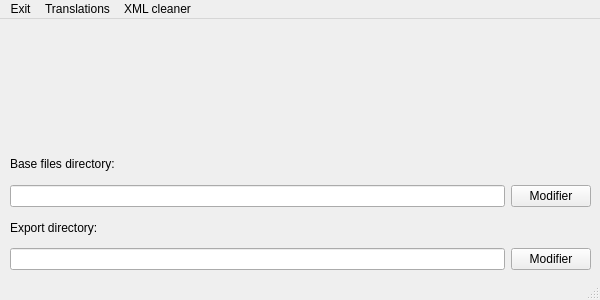
The window that w_main.ui (dbkblk/rand_helper_tools) describes before a commit, drawn with Qt 5.
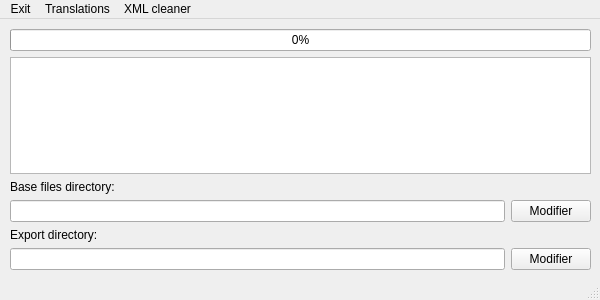
The same window after the commit.

Diff of the .ui file:
```diff
--- a/w_main.ui
+++ b/w_main.ui
@@ -36,11 +36,27 @@
     <property name="geometry">
      <rect>
       <x>10</x>
-      <y>130</y>
+      <y>10</y>
       <width>581</width>
-      <height>121</height>
+      <height>241</height>
      </rect>
     </property>
+    <layout class="QVBoxLayout" name="verticalLayout_2">
+     <item>
+      <widget class="QProgressBar" name="progressBar">
+       <property name="value">
+        <number>0</number>
+       </property>
+      </widget>
+     </item>
+     <item>
+      <widget class="QTextEdit" name="console">
+       <property name="readOnly">
+        <bool>true</bool>
+       </property>
+      </widget>
+     </item>
+     <item>
     <layout class="QVBoxLayout" name="verticalLayout">
      <item>
       <widget class="QLabel" name="label">
@@ -85,6 +101,8 @@
       </layout>
      </item>
     </layout>
+     </item>
+    </layout>
    </widget>
   </widget>
   <widget class="QMenuBar" name="menubar">
```
Left out of the diff: 8 changed lines with no effect on the pictures. Lines whose indentation alone changed are shown as unchanged.
